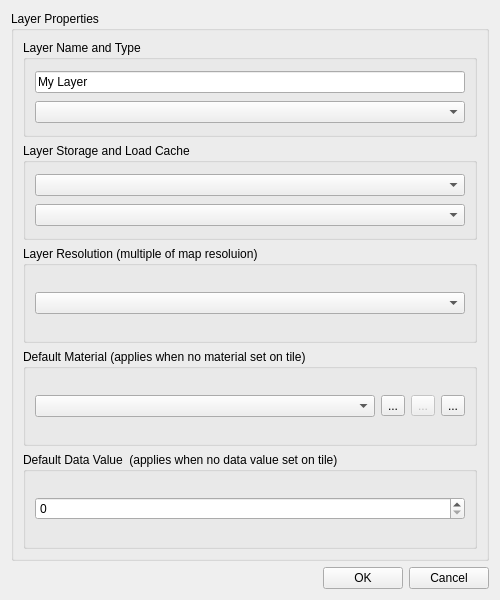
Qt form editor/gui/dlgtilelayer.ui (ensisoft/detonator) before a commit.
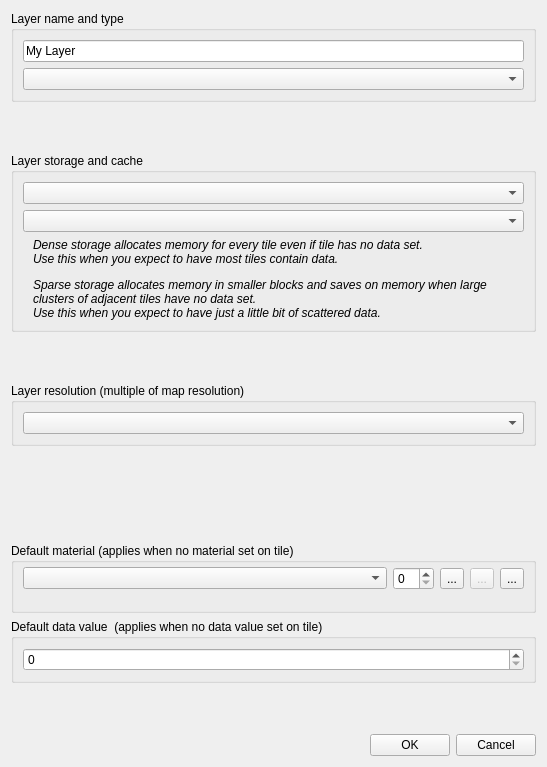
The same form after that commit. Icons and pictures are not drawn.

Commit message:
Add tilemap material support to tilemap class and editor
Add tilemap material support to tilemap class and editor.

The edit to the form file:
```diff
--- a/editor/gui/dlgtilelayer.ui
+++ b/editor/gui/dlgtilelayer.ui
@@ -6,8 +6,8 @@
    <rect>
     <x>0</x>
     <y>0</y>
-    <width>500</width>
-    <height>600</height>
+    <width>547</width>
+    <height>767</height>
    </rect>
   </property>
   <property name="windowTitle">
@@ -15,21 +15,9 @@
   </property>
   <layout class="QVBoxLayout" name="verticalLayout">
    <item>
-    <widget class="QGroupBox" name="groupBox">
-     <property name="sizePolicy">
-      <sizepolicy hsizetype="Preferred" vsizetype="MinimumExpanding">
-       <horstretch>0</horstretch>
-       <verstretch>0</verstretch>
-      </sizepolicy>
-     </property>
-     <property name="title">
-      <string>Layer Properties</string>
-     </property>
-     <layout class="QVBoxLayout" name="verticalLayout_2">
-      <item>
        <widget class="QGroupBox" name="groupBox_2">
         <property name="title">
-         <string>Layer Name and Type</string>
+      <string>Layer name and type</string>
         </property>
         <property name="flat">
          <bool>true</bool>
@@ -58,10 +46,23 @@
         </layout>
        </widget>
       </item>
+   <item>
+    <spacer name="verticalSpacer">
+     <property name="orientation">
+      <enum>Qt::Vertical</enum>
+     </property>
+     <property name="sizeHint" stdset="0">
+      <size>
+       <width>20</width>
+       <height>40</height>
+      </size>
+     </property>
+    </spacer>
+   </item>
       <item>
        <widget class="QGroupBox" name="groupBox_7">
         <property name="title">
-         <string>Layer Storage and Load Cache</string>
+      <string>Layer storage and cache</string>
         </property>
         <property name="flat">
          <bool>true</bool>
@@ -81,13 +82,45 @@
            </property>
           </widget>
          </item>
+      <item>
+       <widget class="QLabel" name="label_2">
+        <property name="text">
+         <string>&lt;html&gt;&lt;head/&gt;&lt;body&gt;&lt;p&gt;&lt;span style=&quot; font-style:italic;&quot;&gt;Dense storage allocates memory for every tile even if tile has no data set. &lt;br/&gt;Use this when you expect to have most tiles contain data.&lt;/span&gt;&lt;/p&gt;&lt;p&gt;&lt;span style=&quot; font-style:italic;&quot;&gt;Sparse storage allocates memory in smaller blocks and saves on memory when large clusters of adjacent tiles have no data set. &lt;br/&gt;Use this when you expect to have just a little bit of scattered data.&lt;/span&gt;&lt;/p&gt;&lt;/body&gt;&lt;/html&gt;</string>
+        </property>
+        <property name="textFormat">
+         <enum>Qt::RichText</enum>
+        </property>
+        <property name="wordWrap">
+         <bool>true</bool>
+        </property>
+        <property name="margin">
+         <number>10</number>
+        </property>
+        <property name="indent">
+         <number>10</number>
+        </property>
+       </widget>
+      </item>
         </layout>
        </widget>
       </item>
+   <item>
+    <spacer name="verticalSpacer_2">
+     <property name="orientation">
+      <enum>Qt::Vertical</enum>
+     </property>
+     <property name="sizeHint" stdset="0">
+      <size>
+       <width>20</width>
+       <height>40</height>
+      </size>
+     </property>
+    </spacer>
+   </item>
       <item>
        <widget class="QGroupBox" name="groupBox_4">
         <property name="title">
-         <string>Layer Resolution (multiple of map resoluion)</string>
+      <string>Layer resolution (multiple of map resolution)</string>
         </property>
         <property name="flat">
          <bool>true</bool>
@@ -103,15 +136,47 @@
         </layout>
        </widget>
       </item>
+   <item>
+    <spacer name="verticalSpacer_3">
+     <property name="orientation">
+      <enum>Qt::Vertical</enum>
+     </property>
+     <property name="sizeHint" stdset="0">
+      <size>
+       <width>20</width>
+       <height>40</height>
+      </size>
+     </property>
+    </spacer>
+   </item>
+   <item>
+    <spacer name="verticalSpacer_5">
+     <property name="orientation">
+      <enum>Qt::Vertical</enum>
+     </property>
+     <property name="sizeHint" stdset="0">
+      <size>
+       <width>20</width>
+       <height>40</height>
+      </size>
+     </property>
+    </spacer>
+   </item>
       <item>
        <widget class="QGroupBox" name="groupBox_5">
         <property name="title">
-         <string>Default Material (applies when no material set on tile)</string>
+      <string>Default material (applies when no material set on tile)</string>
         </property>
         <property name="flat">
          <bool>true</bool>
         </property>
         <layout class="QVBoxLayout" name="verticalLayout_6">
+      <property name="topMargin">
+       <number>4</number>
+      </property>
+      <property name="bottomMargin">
+       <number>20</number>
+      </property>
          <item>
           <layout class="QHBoxLayout" name="horizontalLayout_3">
            <item>
@@ -127,6 +192,16 @@
              </property>
             </widget>
            </item>
+        <item>
+         <widget class="QSpinBox" name="tileIndex">
+          <property name="sizePolicy">
+           <sizepolicy hsizetype="Maximum" vsizetype="Fixed">
+            <horstretch>0</horstretch>
+            <verstretch>0</verstretch>
+           </sizepolicy>
+          </property>
+         </widget>
+        </item>
            <item>
             <widget class="QToolButton" name="btnSelectMaterial">
              <property name="toolTip">
@@ -189,7 +264,7 @@
       <item>
        <widget class="QGroupBox" name="groupBox_6">
         <property name="title">
-         <string>Default Data Value  (applies when no data value set on tile)</string>
+      <string>Default data value  (applies when no data value set on tile)</string>
         </property>
         <property name="flat">
          <bool>true</bool>
@@ -205,8 +280,18 @@
         </layout>
        </widget>
       </item>
-     </layout>
-    </widget>
+   <item>
+    <spacer name="verticalSpacer_4">
+     <property name="orientation">
+      <enum>Qt::Vertical</enum>
+     </property>
+     <property name="sizeHint" stdset="0">
+      <size>
+       <width>20</width>
+       <height>40</height>
+      </size>
+     </property>
+    </spacer>
    </item>
    <item>
     <layout class="QHBoxLayout" name="horizontalLayout_4">
```
Lines whose indentation alone changed are shown as unchanged. The commit also changes 16 other files.
